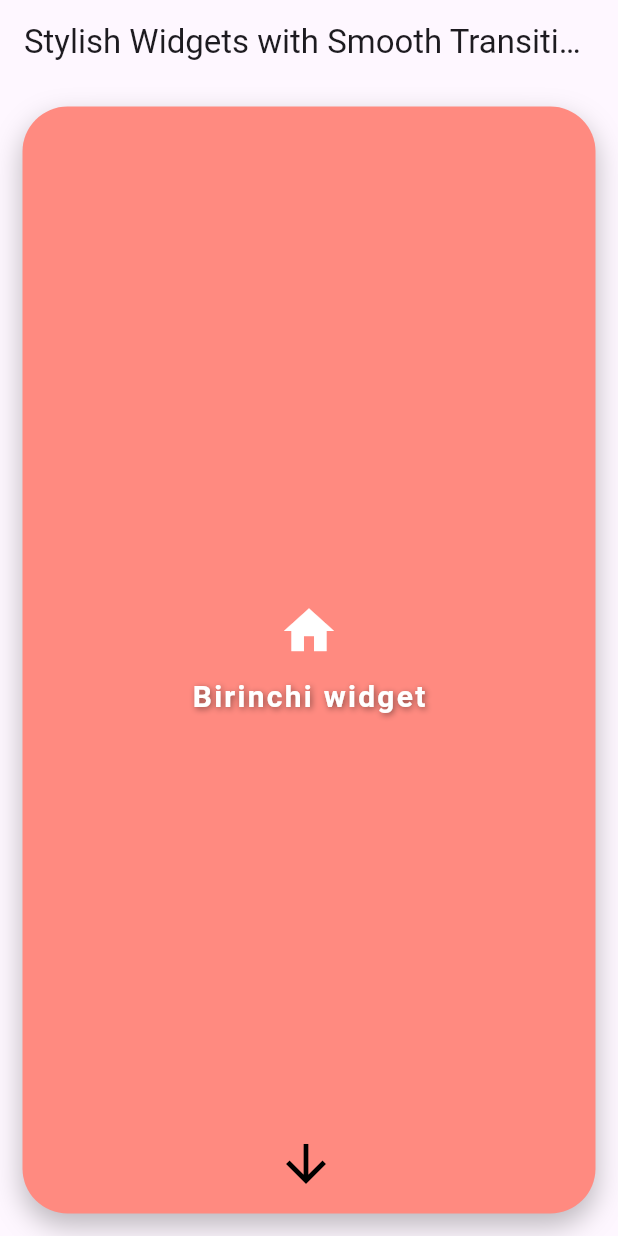
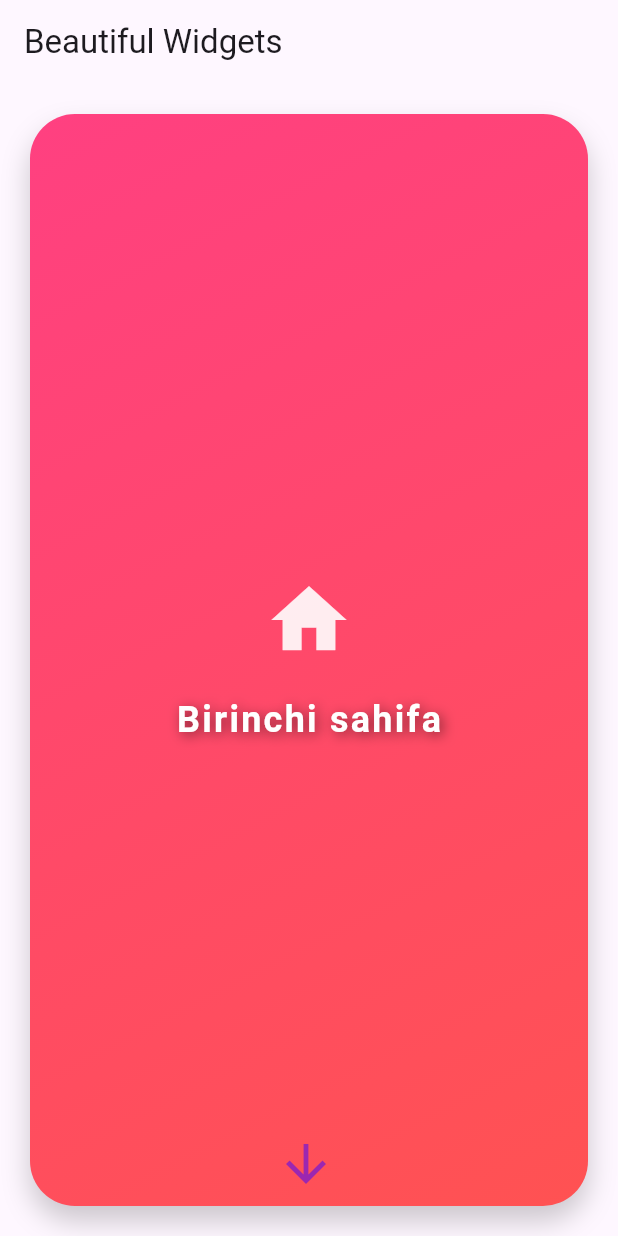
Before and after one commit to bahodirdeveloper/fluttermyapplnx, a Flutter app: the screen it shows after launch, on a phone screen of 412 x 824 dp. Run offline on Flutter 3.47's test engine with Material 3 defaults, Android fonts, the phone set to English and light mode, and no system bars; Roboto replaces fonts that are missing (Italic).

Commit message:
style o'zgartirdim

```diff
--- a/lib/main.dart
+++ b/lib/main.dart
@@ -1,22 +1,20 @@
 import 'package:flutter/material.dart';
-
 void main() {
   runApp(MyApp());
 }
-
 class MyApp extends StatelessWidget {
   @override
   Widget build(BuildContext context) {
     return MaterialApp(
-      title: 'Stylish Widgets with Smooth Transition',
+      title: 'Beautiful Widgets',
       theme: ThemeData(
-        primarySwatch: Colors.blue,
+        primarySwatch: Colors.purple,
+        fontFamily: 'Italic',
       ),
       home: WidgetNavigator(),
     );
   }
 }
-
 class WidgetNavigator extends StatefulWidget {
   @override
   _WidgetNavigatorState createState() => _WidgetNavigatorState();
@@ -24,21 +22,44 @@ class WidgetNavigator extends StatefulWidget {
 
 class _WidgetNavigatorState extends State<WidgetNavigator> {
   final PageController _pageController = PageController();
-  int _currentPage = 0; // Sahifadagi hozirgi pozitsiyani kuzatish uchun o'zgaruvchi
-
-  // Sahifalar ro'yxati (widgetlar)
+  int _currentPage = 0;
   final List<Widget> _pages = [
-    Container(
-      margin: EdgeInsets.all(15),
-      padding: EdgeInsets.all(12),
+    _buildStyledWidget(
+      icon: Icons.home,
+      title: 'Birinchi sahifa',
+      gradientColors: [Colors.pinkAccent, Colors.redAccent],
+    ),
+    _buildStyledWidget(
+      icon: Icons.favorite,
+      title: 'Ikkinchi sahifa',
+      gradientColors: [Colors.teal, Colors.greenAccent],
+    ),
+    _buildStyledWidget(
+      icon: Icons.star,
+      title: 'Uchinchi sahifa',
+      gradientColors: [Colors.deepPurpleAccent, Colors.indigo],
+    ),
+  ];
+  static Widget _buildStyledWidget({
+    required IconData icon,
+    required String title,
+    required List<Color> gradientColors,
+  }) {
+    return Container(
+      margin: EdgeInsets.all(20),
+      padding: EdgeInsets.all(20),
       decoration: BoxDecoration(
-        color: Colors.redAccent.shade100,
         borderRadius: BorderRadius.circular(30),
+        gradient: LinearGradient(
+          colors: gradientColors,
+          begin: Alignment.topLeft,
+          end: Alignment.bottomRight,
+        ),
         boxShadow: [
           BoxShadow(
-            color: Colors.black26,
+            color: Colors.black.withOpacity(0.2),
             blurRadius: 15,
-            offset: Offset(0, 8),
+            offset: Offset(0, 10),
           ),
         ],
       ),
@@ -46,20 +67,24 @@ class _WidgetNavigatorState extends State<WidgetNavigator> {
         child: Column(
           mainAxisAlignment: MainAxisAlignment.center,
           children: [
-            Icon(Icons.home, size: 40, color: Colors.white),
-            SizedBox(height: 10),
+            Icon(
+              icon,
+              size: 60,
+              color: Colors.white.withOpacity(0.9),
+            ),
+            SizedBox(height: 20),
             Text(
-              'Birinchi widget',
+              title,
               style: TextStyle(
-                fontSize: 20,
+                fontSize: 24,
                 fontWeight: FontWeight.bold,
                 color: Colors.white,
                 letterSpacing: 1.5,
                 shadows: [
                   Shadow(
-                    blurRadius: 5,
-                    color: Colors.black45,
-                    offset: Offset(1, 1),
+                    blurRadius: 10,
+                    color: Colors.black.withOpacity(0.5),
+                    offset: Offset(2, 2),
                   ),
                 ],
               ),
@@ -67,96 +92,14 @@ class _WidgetNavigatorState extends State<WidgetNavigator> {
           ],
         ),
       ),
-    ),
-    Container(
-      margin: EdgeInsets.all(15),
-      padding: EdgeInsets.all(12),
-      decoration: BoxDecoration(
-        color: Colors.greenAccent.shade100,
-        borderRadius: BorderRadius.circular(30),
-        boxShadow: [
-          BoxShadow(
-            color: Colors.black26,
-            blurRadius: 15,
-            offset: Offset(0, 8),
-          ),
-        ],
-      ),
-      child: Center(
-        child: Column(
-          mainAxisAlignment: MainAxisAlignment.center,
-          children: [
-            Icon(Icons.favorite, size: 40, color: Colors.white),
-            SizedBox(height: 10),
-            Text(
-              'Ikkinchi widget',
-              style: TextStyle(
-                fontSize: 20,
-                fontWeight: FontWeight.bold,
-                color: Colors.white,
-                letterSpacing: 1.5,
-                shadows: [
-                  Shadow(
-                    blurRadius: 5,
-                    color: Colors.black45,
-                    offset: Offset(1, 1),
-                  ),
-                ],
-              ),
-            ),
-          ],
-        ),
-      ),
-    ),
-    Container(
-      margin: EdgeInsets.all(15),
-      padding: EdgeInsets.all(12),
-      decoration: BoxDecoration(
-        color: Colors.blueAccent.shade100,
-        borderRadius: BorderRadius.circular(30),
-        boxShadow: [
-          BoxShadow(
-            color: Colors.black26,
-            blurRadius: 15,
-            offset: Offset(0, 8),
-          ),
-        ],
-      ),
-      child: Center(
-        child: Column(
-          mainAxisAlignment: MainAxisAlignment.center,
-          children: [
-            Icon(Icons.star, size: 40, color: Colors.white),
-            SizedBox(height: 10),
-            Text(
-              'Uchinchi widget',
-              style: TextStyle(
-                fontSize: 20,
-                fontWeight: FontWeight.bold,
-                color: Colors.white,
-                letterSpacing: 1.5,
-                shadows: [
-                  Shadow(
-                    blurRadius: 5,
-                    color: Colors.black45,
-                    offset: Offset(1, 1),
-                  ),
-                ],
-              ),
-            ),
-          ],
-        ),
-      ),
-    ),
-  ];
-
+    );
+  }
   void _nextPage() {
     _pageController.nextPage(
       duration: Duration(milliseconds: 500), // Smooth and longer transition
       curve: Curves.easeInOutCubic,
     );
   }
-
   void _previousPage() {
     _pageController.previousPage(
       duration: Duration(milliseconds: 500), // Smooth and longer transition
@@ -167,7 +110,7 @@ class _WidgetNavigatorState extends State<WidgetNavigator> {
   Widget build(BuildContext context) {
     return Scaffold(
       appBar: AppBar(
-        title: Text('Stylish Widgets with Smooth Transition'),
+        title: Text('Beautiful Widgets'),
       ),
       body: Stack(
         children: [
@@ -186,7 +129,7 @@ class _WidgetNavigatorState extends State<WidgetNavigator> {
               top: 20,
               left: MediaQuery.of(context).size.width * 0.5 - 30,
               child: IconButton(
-                icon: Icon(Icons.arrow_upward, size: 40, color: Colors.black),
+                icon: Icon(Icons.arrow_upward, size: 40, color: Colors.purple),
                 onPressed: _previousPage,
               ),
             ),
@@ -195,7 +138,7 @@ class _WidgetNavigatorState extends State<WidgetNavigator> {
               bottom: 20,
               left: MediaQuery.of(context).size.width * 0.5 - 30,
               child: IconButton(
-                icon: Icon(Icons.arrow_downward, size: 40, color: Colors.black),
+                icon: Icon(Icons.arrow_downward, size: 40, color: Colors.purple),
                 onPressed: _nextPage,
               ),
             ),
@@ -203,7 +146,6 @@ class _WidgetNavigatorState extends State<WidgetNavigator> {
       ),
     );
   }
-
   @override
   void dispose() {
     _pageController.dispose();
```
